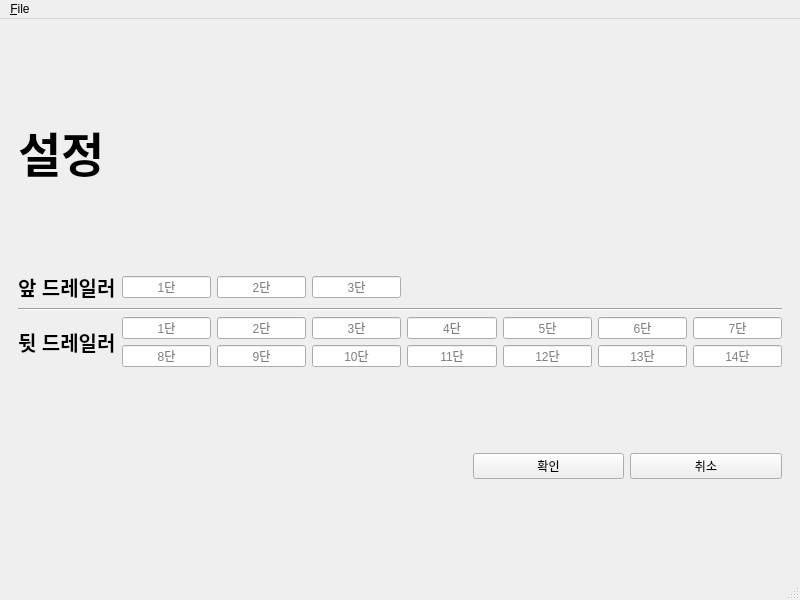
linuxlight/gear-jump, file etc/mainwindow.ui: the form before one commit.
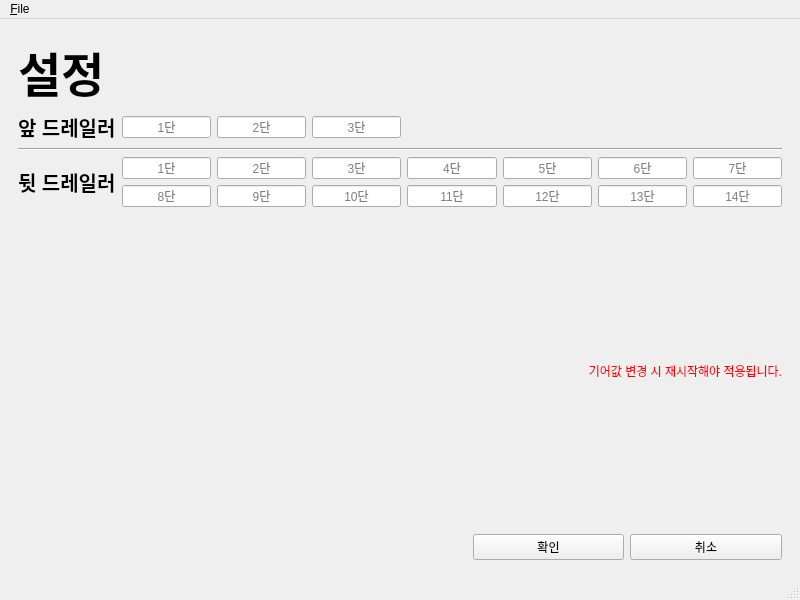
The form after the commit. The open tabs and pages were chosen to show the change.

Commit message: added restart needed text comment

```diff
--- a/etc/mainwindow.ui
+++ b/etc/mainwindow.ui
@@ -126,7 +126,7 @@
        </layout>
       </widget>
       <widget class="QWidget" name="page_2">
-       <layout class="QVBoxLayout" name="verticalLayout_3" stretch="0,0,1">
+       <layout class="QVBoxLayout" name="verticalLayout_3" stretch="0,0,0,1">
         <item>
          <widget class="QLabel" name="label_5">
           <property name="sizePolicy">
@@ -413,6 +413,431 @@
           </item>
          </layout>
         </item>
+        <item>
+         <widget class="QLabel" name="label_6">
+          <property name="palette">
+           <palette>
+            <active>
+             <colorrole role="WindowText">
+              <brush brushstyle="SolidPattern">
+               <color alpha="255">
+                <red>252</red>
+                <green>1</green>
+                <blue>7</blue>
+               </color>
+              </brush>
+             </colorrole>
+             <colorrole role="Button">
+              <brush brushstyle="SolidPattern">
+               <color alpha="255">
+                <red>252</red>
+                <green>1</green>
+                <blue>7</blue>
+               </color>
+              </brush>
+             </colorrole>
+             <colorrole role="Light">
+              <brush brushstyle="SolidPattern">
+               <color alpha="255">
+                <red>255</red>
+                <green>124</green>
+                <blue>127</blue>
+               </color>
+              </brush>
+             </colorrole>
+             <colorrole role="Midlight">
+              <brush brushstyle="SolidPattern">
+               <color alpha="255">
+                <red>253</red>
+                <green>62</green>
+                <blue>67</blue>
+               </color>
+              </brush>
+             </colorrole>
+             <colorrole role="Dark">
+              <brush brushstyle="SolidPattern">
+               <color alpha="255">
+                <red>126</red>
+                <green>0</green>
+                <blue>3</blue>
+               </color>
+              </brush>
+             </colorrole>
+             <colorrole role="Mid">
+              <brush brushstyle="SolidPattern">
+               <color alpha="255">
+                <red>168</red>
+                <green>1</green>
+                <blue>4</blue>
+               </color>
+              </brush>
+             </colorrole>
+             <colorrole role="Text">
+              <brush brushstyle="SolidPattern">
+               <color alpha="255">
+                <red>0</red>
+                <green>0</green>
+                <blue>0</blue>
+               </color>
+              </brush>
+             </colorrole>
+             <colorrole role="BrightText">
+              <brush brushstyle="SolidPattern">
+               <color alpha="255">
+                <red>255</red>
+                <green>255</green>
+                <blue>255</blue>
+               </color>
+              </brush>
+             </colorrole>
+             <colorrole role="ButtonText">
+              <brush brushstyle="SolidPattern">
+               <color alpha="255">
+                <red>0</red>
+                <green>0</green>
+                <blue>0</blue>
+               </color>
+              </brush>
+             </colorrole>
+             <colorrole role="Base">
+              <brush brushstyle="SolidPattern">
+               <color alpha="255">
+                <red>255</red>
+                <green>255</green>
+                <blue>255</blue>
+               </color>
+              </brush>
+             </colorrole>
+             <colorrole role="Window">
+              <brush brushstyle="SolidPattern">
+               <color alpha="255">
+                <red>252</red>
+                <green>1</green>
+                <blue>7</blue>
+               </color>
+              </brush>
+             </colorrole>
+             <colorrole role="Shadow">
+              <brush brushstyle="SolidPattern">
+               <color alpha="255">
+                <red>0</red>
+                <green>0</green>
+                <blue>0</blue>
+               </color>
+              </brush>
+             </colorrole>
+             <colorrole role="AlternateBase">
+              <brush brushstyle="SolidPattern">
+               <color alpha="255">
+                <red>253</red>
+                <green>128</green>
+                <blue>131</blue>
+               </color>
+              </brush>
+             </colorrole>
+             <colorrole role="ToolTipBase">
+              <brush brushstyle="SolidPattern">
+               <color alpha="255">
+                <red>255</red>
+                <green>255</green>
+                <blue>220</blue>
+               </color>
+              </brush>
+             </colorrole>
+             <colorrole role="ToolTipText">
+              <brush brushstyle="SolidPattern">
+               <color alpha="255">
+                <red>0</red>
+                <green>0</green>
+                <blue>0</blue>
+               </color>
+              </brush>
+             </colorrole>
+            </active>
+            <inactive>
+             <colorrole role="WindowText">
+              <brush brushstyle="SolidPattern">
+               <color alpha="255">
+                <red>252</red>
+                <green>1</green>
+                <blue>7</blue>
+               </color>
+              </brush>
+             </colorrole>
+             <colorrole role="Button">
+              <brush brushstyle="SolidPattern">
+               <color alpha="255">
+                <red>252</red>
+                <green>1</green>
+                <blue>7</blue>
+               </color>
+              </brush>
+             </colorrole>
+             <colorrole role="Light">
+              <brush brushstyle="SolidPattern">
+               <color alpha="255">
+                <red>255</red>
+                <green>124</green>
+                <blue>127</blue>
+               </color>
+              </brush>
+             </colorrole>
+             <colorrole role="Midlight">
+              <brush brushstyle="SolidPattern">
+               <color alpha="255">
+                <red>253</red>
+                <green>62</green>
+                <blue>67</blue>
+               </color>
+              </brush>
+             </colorrole>
+             <colorrole role="Dark">
+              <brush brushstyle="SolidPattern">
+               <color alpha="255">
+                <red>126</red>
+                <green>0</green>
+                <blue>3</blue>
+               </color>
+              </brush>
+             </colorrole>
+             <colorrole role="Mid">
+              <brush brushstyle="SolidPattern">
+               <color alpha="255">
+                <red>168</red>
+                <green>1</green>
+                <blue>4</blue>
+               </color>
+              </brush>
+             </colorrole>
+             <colorrole role="Text">
+              <brush brushstyle="SolidPattern">
+               <color alpha="255">
+                <red>0</red>
+                <green>0</green>
+                <blue>0</blue>
+               </color>
+              </brush>
+             </colorrole>
+             <colorrole role="BrightText">
+              <brush brushstyle="SolidPattern">
+               <color alpha="255">
+                <red>255</red>
+                <green>255</green>
+                <blue>255</blue>
+               </color>
+              </brush>
+             </colorrole>
+             <colorrole role="ButtonText">
+              <brush brushstyle="SolidPattern">
+               <color alpha="255">
+                <red>0</red>
+                <green>0</green>
+                <blue>0</blue>
+               </color>
+              </brush>
+             </colorrole>
+             <colorrole role="Base">
+              <brush brushstyle="SolidPattern">
+               <color alpha="255">
+                <red>255</red>
+                <green>255</green>
+                <blue>255</blue>
+               </color>
+              </brush>
+             </colorrole>
+             <colorrole role="Window">
+              <brush brushstyle="SolidPattern">
+               <color alpha="255">
+                <red>252</red>
+                <green>1</green>
+                <blue>7</blue>
+               </color>
+              </brush>
+             </colorrole>
+             <colorrole role="Shadow">
+              <brush brushstyle="SolidPattern">
+               <color alpha="255">
+                <red>0</red>
+                <green>0</green>
+                <blue>0</blue>
+               </color>
+              </brush>
+             </colorrole>
+             <colorrole role="AlternateBase">
+              <brush brushstyle="SolidPattern">
+               <color alpha="255">
+                <red>253</red>
+                <green>128</green>
+                <blue>131</blue>
+               </color>
+              </brush>
+             </colorrole>
+             <colorrole role="ToolTipBase">
+              <brush brushstyle="SolidPattern">
+               <color alpha="255">
+                <red>255</red>
+                <green>255</green>
+                <blue>220</blue>
+               </color>
+              </brush>
+             </colorrole>
+             <colorrole role="ToolTipText">
+              <brush brushstyle="SolidPattern">
+               <color alpha="255">
+                <red>0</red>
+                <green>0</green>
+                <blue>0</blue>
+               </color>
+              </brush>
+             </colorrole>
+            </inactive>
+            <disabled>
+             <colorrole role="WindowText">
+              <brush brushstyle="SolidPattern">
+               <color alpha="255">
+                <red>126</red>
+                <green>0</green>
+                <blue>3</blue>
+               </color>
+              </brush>
+             </colorrole>
+             <colorrole role="Button">
+              <brush brushstyle="SolidPattern">
+               <color alpha="255">
+                <red>252</red>
+                <green>1</green>
+                <blue>7</blue>
+               </color>
+              </brush>
+             </colorrole>
+             <colorrole role="Light">
+              <brush brushstyle="SolidPattern">
+               <color alpha="255">
+                <red>255</red>
+                <green>124</green>
+                <blue>127</blue>
+               </color>
+              </brush>
+             </colorrole>
+             <colorrole role="Midlight">
+              <brush brushstyle="SolidPattern">
+               <color alpha="255">
+                <red>253</red>
+                <green>62</green>
+                <blue>67</blue>
+               </color>
+              </brush>
+             </colorrole>
+             <colorrole role="Dark">
+              <brush brushstyle="SolidPattern">
+               <color alpha="255">
+                <red>126</red>
+                <green>0</green>
+                <blue>3</blue>
+               </color>
+              </brush>
+             </colorrole>
+             <colorrole role="Mid">
+              <brush brushstyle="SolidPattern">
+               <color alpha="255">
+                <red>168</red>
+                <green>1</green>
+                <blue>4</blue>
+               </color>
+              </brush>
+             </colorrole>
+             <colorrole role="Text">
+              <brush brushstyle="SolidPattern">
+               <color alpha="255">
+                <red>126</red>
+                <green>0</green>
+                <blue>3</blue>
+               </color>
+              </brush>
+             </colorrole>
+             <colorrole role="BrightText">
+              <brush brushstyle="SolidPattern">
+               <color alpha="255">
+                <red>255</red>
+                <green>255</green>
+                <blue>255</blue>
+               </color>
+              </brush>
+             </colorrole>
+             <colorrole role="ButtonText">
+              <brush brushstyle="SolidPattern">
+               <color alpha="255">
+                <red>126</red>
+                <green>0</green>
+                <blue>3</blue>
+               </color>
+              </brush>
+             </colorrole>
+             <colorrole role="Base">
+              <brush brushstyle="SolidPattern">
+               <color alpha="255">
+                <red>252</red>
+                <green>1</green>
+                <blue>7</blue>
+               </color>
+              </brush>
+             </colorrole>
+             <colorrole role="Window">
+              <brush brushstyle="SolidPattern">
+               <color alpha="255">
+                <red>252</red>
+                <green>1</green>
+                <blue>7</blue>
+               </color>
+              </brush>
+             </colorrole>
+             <colorrole role="Shadow">
+              <brush brushstyle="SolidPattern">
+               <color alpha="255">
+                <red>0</red>
+                <green>0</green>
+                <blue>0</blue>
+               </color>
+              </brush>
+             </colorrole>
+             <colorrole role="AlternateBase">
+              <brush brushstyle="SolidPattern">
+               <color alpha="255">
+                <red>252</red>
+                <green>1</green>
+                <blue>7</blue>
+               </color>
+              </brush>
+             </colorrole>
+             <colorrole role="ToolTipBase">
+              <brush brushstyle="SolidPattern">
+               <color alpha="255">
+                <red>255</red>
+                <green>255</green>
+                <blue>220</blue>
+               </color>
+              </brush>
+             </colorrole>
+             <colorrole role="ToolTipText">
+              <brush brushstyle="SolidPattern">
+               <color alpha="255">
+                <red>0</red>
+                <green>0</green>
+                <blue>0</blue>
+               </color>
+              </brush>
+             </colorrole>
+            </disabled>
+           </palette>
+          </property>
+          <property name="text">
+           <string>기어값 변경 시 재시작해야 적용됩니다.</string>
+          </property>
+          <property name="alignment">
+           <set>Qt::AlignRight|Qt::AlignTrailing|Qt::AlignVCenter</set>
+          </property>
+         </widget>
+        </item>
         <item>
          <layout class="QHBoxLayout" name="horizontalLayout" stretch="6,2,2">
           <property name="spacing">
```
